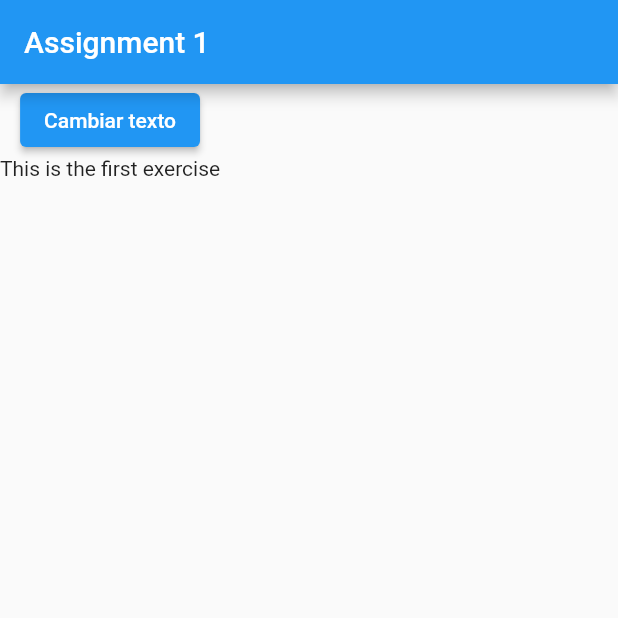
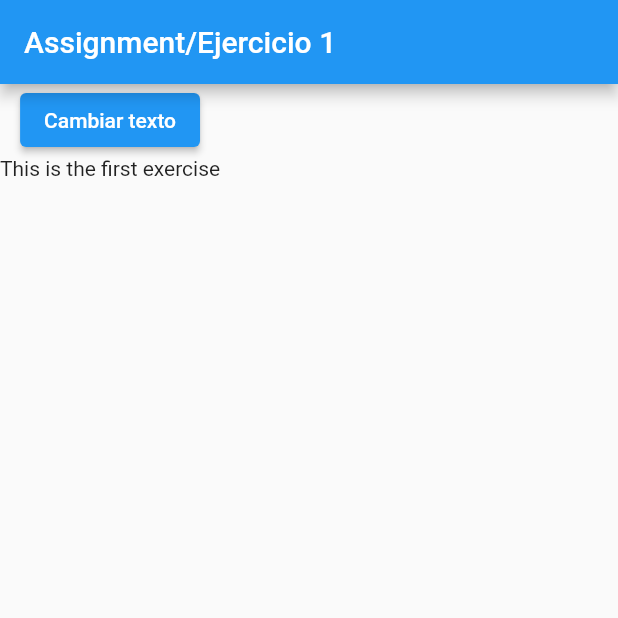
Before and after one commit to bjarkan/flutter_assignment, a Flutter app: the screen it shows after launch, on a phone screen of 412 x 824 dp, the top half of it. Run offline on Flutter 3.47's test engine with Material 2 defaults, Android fonts, the phone set to English and light mode, and no system bars.

Commit message:
git push

```diff
--- a/lib/main.dart
+++ b/lib/main.dart
@@ -19,7 +19,7 @@ class MyApp extends StatelessWidget {
     return MaterialApp(
         home: Scaffold(
       appBar: AppBar(
-        title: Text('Assignment 1'),
+        title: Text('Assignment/Ejercicio 1'),
       ), //appBar
       body: TextControl(),
     ));
```
